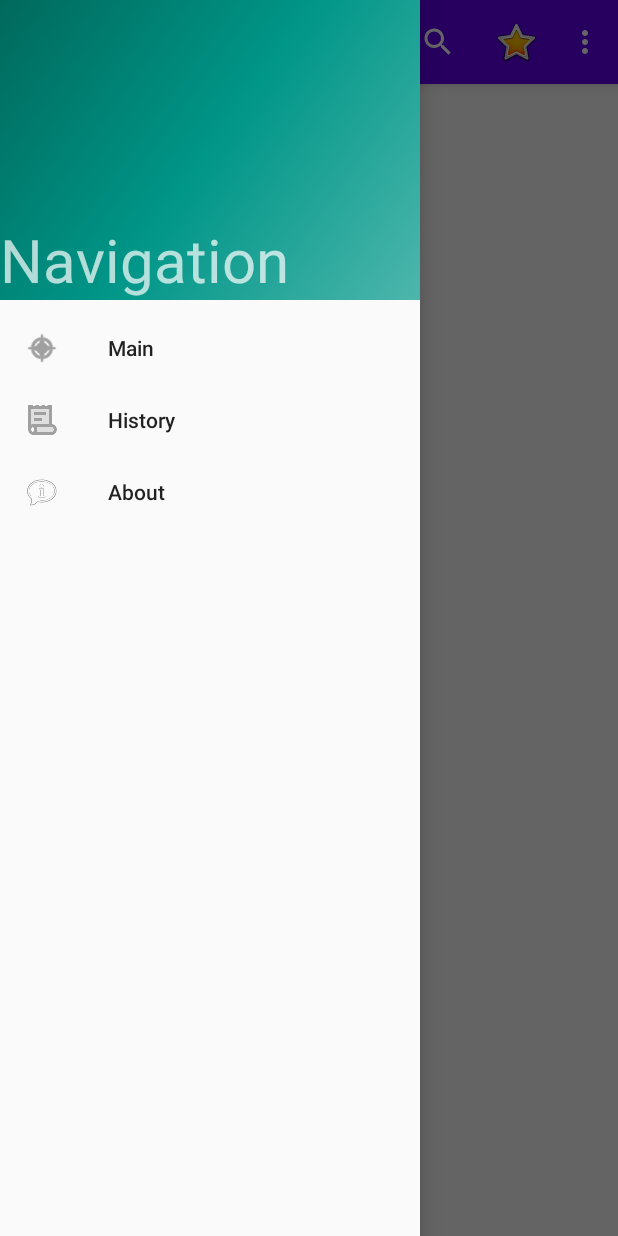
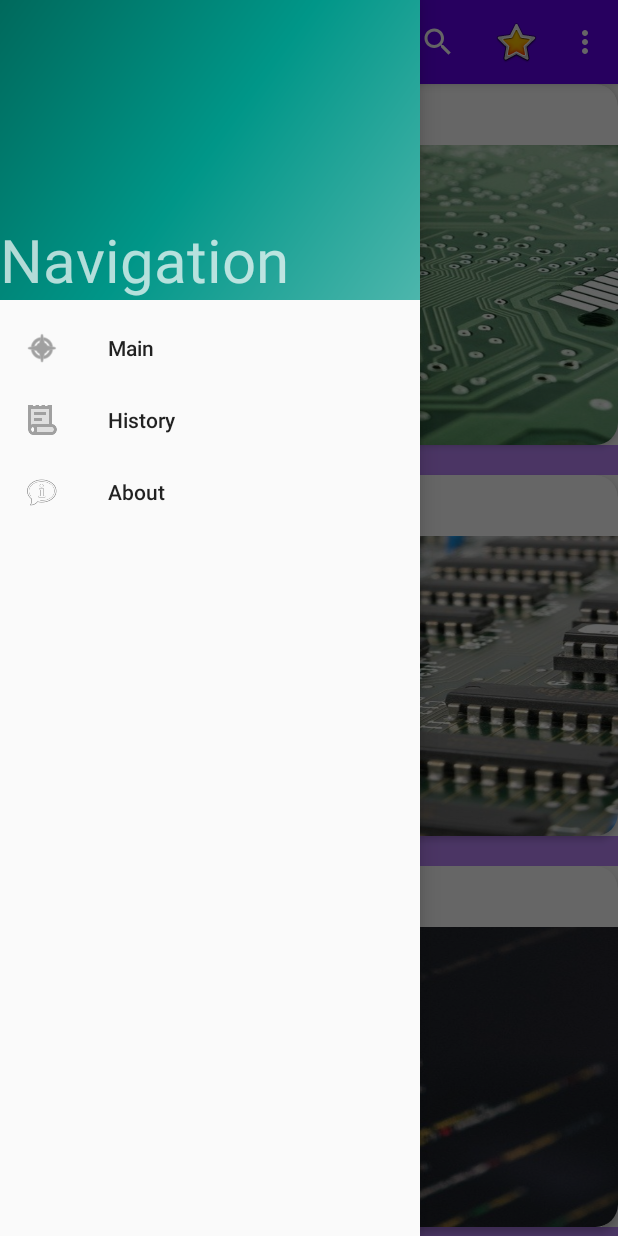
Before and after one commit to profitsw2000/Notes, an Android app: the screen it shows after launch (MainActivity), with the side drawer open, on a phone screen of 412 x 824 dp. Run offline under Robolectric (Android 15) with nearby library versions, the phone set to English and light mode, and no system bars.

Commit message:
Изменён адаптер и внесены изменения в NotesTitleFragment.java для корректного вывода данных. Для отделения элементов списка друг от друга, добавлен разделитель separator.xml.

```diff
--- a/app/src/main/java/ru/profitsw2000/NotesAdapter.java
+++ b/app/src/main/java/ru/profitsw2000/NotesAdapter.java
@@ -7,17 +7,18 @@ import android.widget.AdapterView;
 import android.widget.TextView;
 
 import androidx.annotation.NonNull;
+import androidx.appcompat.widget.AppCompatImageView;
 import androidx.recyclerview.widget.RecyclerView;
 
 import ru.profitsw2000.notes.R;
 
 public class NotesAdapter extends RecyclerView.Adapter<NotesAdapter.ViewHolder> {
 
-    private String[] notesList   ;
+    private CardSource cardSource   ;
     private OnItemClickListener itemClickListener   ;
 
-    public NotesAdapter(String[] notesList) {
-        this.notesList = notesList;
+    public NotesAdapter(CardSource cardSource) {
+        this.cardSource = cardSource;
     }
 
     @Override
@@ -29,12 +30,12 @@ public class NotesAdapter extends RecyclerView.Adapter<NotesAdapter.ViewHolder>
 
     @Override
     public void onBindViewHolder(@NonNull NotesAdapter.ViewHolder holder, int position) {
-        holder.getTextView().setText(notesList[position]);
+        holder.setData(cardSource.getMyNotes(position));
     }
 
     @Override
     public int getItemCount() {
-        return notesList.length;
+        return cardSource.size();
     }
 
     public void SetOnItemClickListener(OnItemClickListener itemClickListener){
@@ -47,13 +48,15 @@ public class NotesAdapter extends RecyclerView.Adapter<NotesAdapter.ViewHolder>
 
     public class ViewHolder extends RecyclerView.ViewHolder{
 
-        private TextView textView   ;
+        private TextView title   ;
+        private AppCompatImageView image    ;
 
         public ViewHolder(@NonNull View itemView) {
             super(itemView);
-            textView = (TextView) itemView  ;
+            title = itemView.findViewById(R.id.titleText)   ;
+            image = itemView.findViewById(R.id.imageView)   ;
 
-            textView.setOnClickListener(new View.OnClickListener() {
+            image.setOnClickListener(new View.OnClickListener() {
                 @Override
                 public void onClick(View v) {
                     if(itemClickListener != null) {
@@ -63,8 +66,9 @@ public class NotesAdapter extends RecyclerView.Adapter<NotesAdapter.ViewHolder>
             });
         }
 
-        public TextView getTextView() {
-            return textView ;
+        public void setData(MyNotes myNotes){
+            title.setText(myNotes.getTitle());
+            image.setImageResource(myNotes.getPicture());
         }
     }
 
--- a/app/src/main/java/ru/profitsw2000/NotesTitleFragment.java
+++ b/app/src/main/java/ru/profitsw2000/NotesTitleFragment.java
@@ -8,9 +8,11 @@ import android.os.Bundle;
 
 import androidx.annotation.NonNull;
 import androidx.annotation.Nullable;
+import androidx.core.content.ContextCompat;
 import androidx.fragment.app.Fragment;
 import androidx.fragment.app.FragmentManager;
 import androidx.fragment.app.FragmentTransaction;
+import androidx.recyclerview.widget.DividerItemDecoration;
 import androidx.recyclerview.widget.LinearLayoutManager;
 import androidx.recyclerview.widget.RecyclerView;
 
@@ -37,23 +39,28 @@ public class NotesTitleFragment extends Fragment {
         // Inflate the layout for this fragment
         View view = inflater.inflate(R.layout.fragment_notes_title, container, false);
         RecyclerView recyclerView = view.findViewById(R.id.recycler_notes)  ;
-        String[] titles = getResources().getStringArray(R.array.notes_title)  ;
-        initRecyclerView(recyclerView, titles)  ;
+        CardSource data = new Source(getResources()).init() ;
+        initRecyclerView(recyclerView, data)  ;
         return view ;
     }
 
-    private void initRecyclerView(RecyclerView recyclerView, String[] titles) {
+    private void initRecyclerView(RecyclerView recyclerView, CardSource data) {
         recyclerView.setHasFixedSize(true);
         LinearLayoutManager layoutManager = new LinearLayoutManager(getContext())   ;
         recyclerView.setLayoutManager(layoutManager);
 
-        NotesAdapter adapter = new NotesAdapter(titles) ;
+        final NotesAdapter adapter = new NotesAdapter(data) ;
         recyclerView.setAdapter(adapter);
+
+        DividerItemDecoration itemDecoration = new DividerItemDecoration(getContext(), LinearLayoutManager.VERTICAL)    ;
+        itemDecoration.setDrawable(ContextCompat.getDrawable(getContext(), R.drawable.separator));
+        recyclerView.addItemDecoration(itemDecoration);
 
         adapter.SetOnItemClickListener(new NotesAdapter.OnItemClickListener() {
             @Override
             public void onItemClick(View view, int position) {
-                Toast.makeText(getContext(), ((TextView)view).getText(), Toast.LENGTH_SHORT).show();
+
+                Toast.makeText(getContext(), String.format("%d", position), Toast.LENGTH_SHORT).show();
             }
         });
     }
--- a/app/src/main/java/ru/profitsw2000/Source.java
+++ b/app/src/main/java/ru/profitsw2000/Source.java
@@ -43,7 +43,7 @@ public class Source implements CardSource {
 
     @Override
     public MyNotes getMyNotes(int position) {
-        return null;
+        return dataSource.get(position);
     }
 
     public int size(){
--- /dev/null
+++ b/app/src/main/res/drawable/separator.xml
@@ -0,0 +1,6 @@
+<?xml version="1.0" encoding="utf-8"?>
+<shape xmlns:android="http://schemas.android.com/apk/res/android"
+    android:shape="rectangle">
+    <size android:height="20dp"/>
+    <solid android:color="@color/purple_200"/>
+</shape>
```
Also changed, not shown: app/src/main/res/layout/item.xml (+4 -4 lines).
